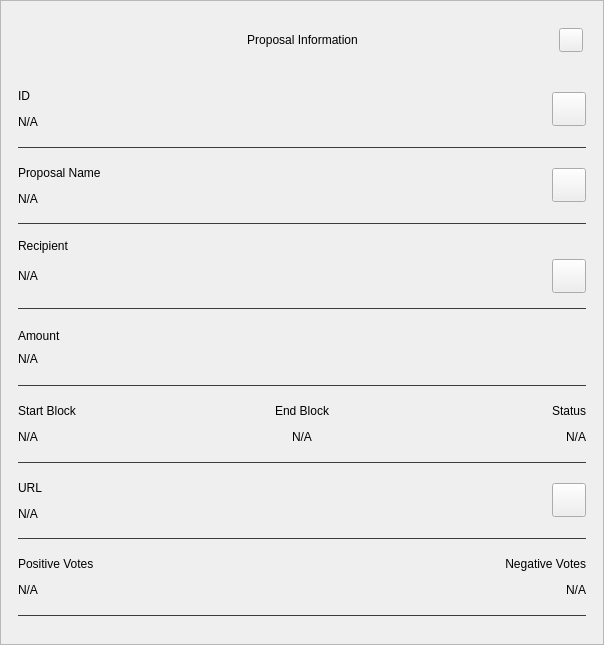
Above: src/qt/rpdchain/forms/proposalinfodialog.ui from cimelli/RpdSource before the change. Below: the same form after it.
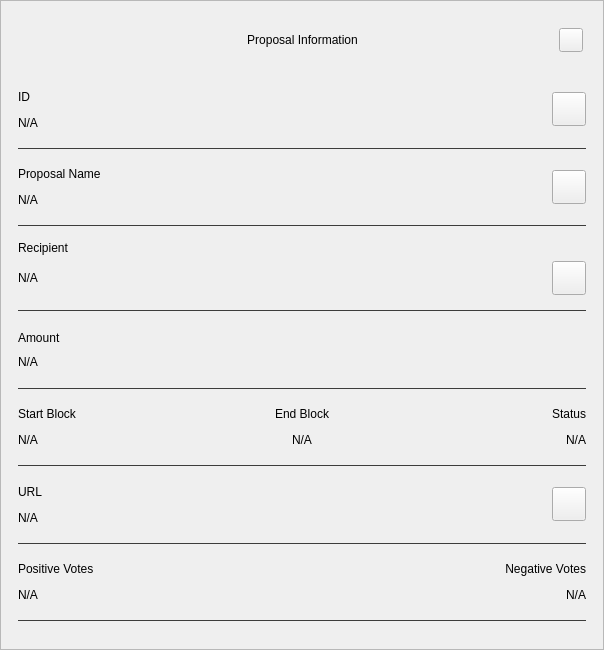
That is the form after the change.

```diff
--- a/src/qt/rpdchain/forms/proposalinfodialog.ui
+++ b/src/qt/rpdchain/forms/proposalinfodialog.ui
@@ -7,7 +7,7 @@
     <x>0</x>
     <y>0</y>
     <width>604</width>
-    <height>645</height>
+    <height>650</height>
    </rect>
   </property>
   <property name="sizePolicy">
```
